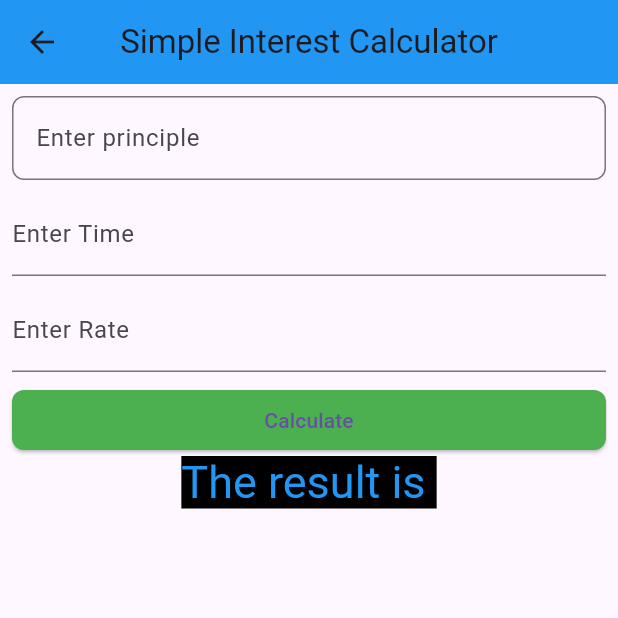
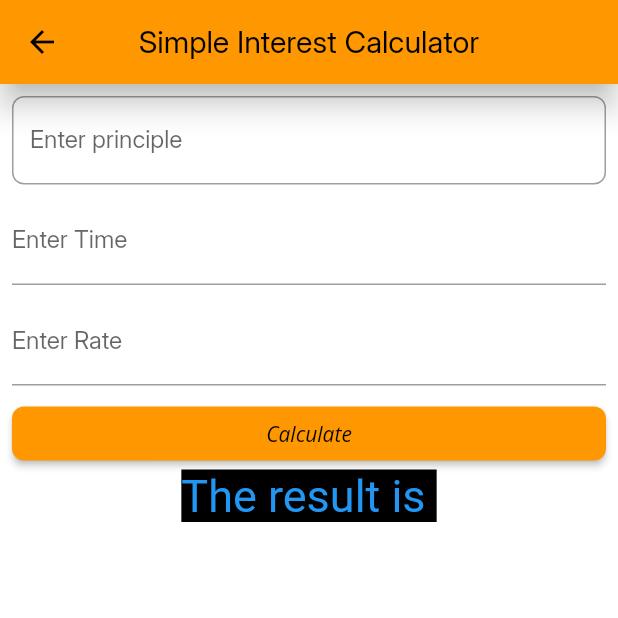
Before and after one commit to AakashShahi/mobile-learning, a Flutter app: the SimpleInterest screen opened directly, on a phone screen of 412 x 824 dp, the top half of it. Run offline on Flutter 3.47's test engine with Material 3 defaults, Android fonts, the phone set to English and light mode, and no system bars.

Commit message:
Theme and Fonts

```diff
--- a/lib/view/simpe_interest.dart
+++ b/lib/view/simpe_interest.dart
@@ -21,7 +21,6 @@ class _SimpleInterestState extends State<SimpleInterest> {
       appBar: AppBar(
         title: Text("Simple Interest Calculator"),
         centerTitle: true,
-        backgroundColor: Colors.blue,
       ),
       body: Padding(
         padding: const EdgeInsets.all(8.0),
@@ -78,7 +77,6 @@ class _SimpleInterestState extends State<SimpleInterest> {
                 width: double.infinity,
                 child: ElevatedButton(
                   style: ElevatedButton.styleFrom(
-                    backgroundColor: Colors.green,
                     shape: RoundedRectangleBorder(
                       borderRadius: BorderRadius.circular(8),
                     ),
@@ -91,12 +89,15 @@ class _SimpleInterestState extends State<SimpleInterest> {
                       double third = double.parse(thirdController.text);
 
                       setState(() {
-                        si = first * second * third;
+                        si = first * second * third / 100;
                         sitext = si.toString();
                       });
                     }
                   },
-                  child: Text("Calculate"),
+                  child: Text(
+                    "Calculate",
+                    style: TextStyle(fontFamily: "Open Sans Itallic"),
+                  ),
                 ),
               ),
               Container(
```
Also changed, not shown: lib/app.dart (+7 -3 lines), lib/theme/my_theme.dart (added, +11 -0 lines), lib/view/stack_view.dart (added, +36 -0 lines), pubspec.yaml (+19 -12 lines), assets/fonts/Inter/Inter_28pt-Italic.ttf (added), assets/fonts/Inter/Inter_28pt-Regular.ttf (added), assets/fonts/Open Sans/OpenSans-Bold.ttf (added), assets/fonts/Open Sans/OpenSans-Italic.ttf (added), assets/fonts/Open Sans/OpenSans-Regular.ttf (added).
